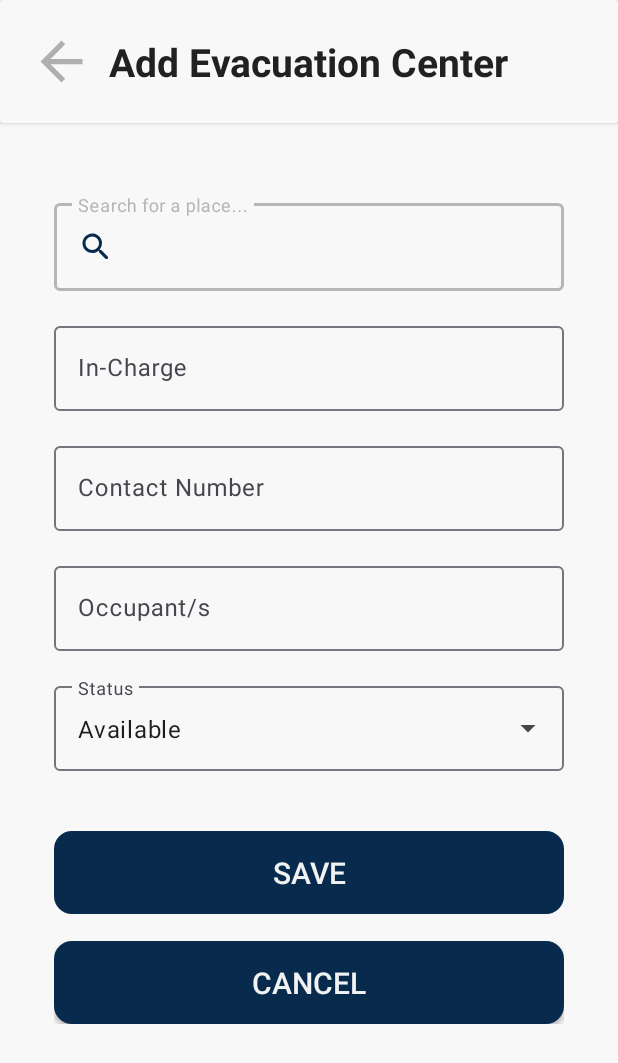
After one commit to tnrtxx/rescYou_Admin, an Android app: the layout activity_evacuation_center_add.xml on its own in the app's theme, with its tools: preview values and no code run, on a phone screen of 412 x 824 dp. The commit adds this screen. Shown: the top 1063 px of the screen. Run offline under Robolectric (Android 15) with nearby library versions, the phone set to English and light mode, and no system bars.

```diff
--- a/app/src/main/AndroidManifest.xml
+++ b/app/src/main/AndroidManifest.xml
@@ -40,7 +40,10 @@
         android:theme="@style/Theme.RescYouAdmin"
         tools:targetApi="31">
         <activity
-            android:name=".EvacuationCenterAddEdit"
+            android:name=".EvacuationCenterEdit"
+            android:exported="false" />
+        <activity
+            android:name=".EvacuationCenterAdd"
             android:exported="false" />
         <activity
             android:name=".EvacuationCenters"
--- a/app/src/main/java/com/example/rescyouadmin/EvacuationCenters.kt
+++ b/app/src/main/java/com/example/rescyouadmin/EvacuationCenters.kt
@@ -12,6 +12,8 @@ import com.google.firebase.database.DatabaseError
 import com.google.firebase.database.DatabaseReference
 import com.google.firebase.database.FirebaseDatabase
 import com.google.firebase.database.ValueEventListener
+
+private const val TAG = "EvacuationCenters"
 
 class EvacuationCenters : AppCompatActivity() {
 
@@ -35,7 +37,7 @@ class EvacuationCenters : AppCompatActivity() {
 
         //ADD EVACUATION CENTER BUTTON
         binding.fabAddEvacuationCenter.setOnClickListener {
-            val intent = Intent(this, EvacuationCenterAddEdit::class.java)
+            val intent = Intent(this, EvacuationCenterAdd::class.java)
             startActivity(intent)
         }
 
--- /dev/null
+++ b/app/src/main/res/layout/activity_evacuation_center_add.xml
@@ -0,0 +1,160 @@
+<?xml version="1.0" encoding="utf-8"?>
+<androidx.constraintlayout.widget.ConstraintLayout xmlns:android="http://schemas.android.com/apk/res/android"
+    xmlns:app="http://schemas.android.com/apk/res-auto"
+    xmlns:tools="http://schemas.android.com/tools"
+    android:layout_width="match_parent"
+    android:layout_height="match_parent"
+    android:background="@color/light_gray"
+    tools:context=".EvacuationCenterAdd">
+
+    <!--HEADER-->
+    <androidx.cardview.widget.CardView
+        android:id="@+id/header"
+        android:layout_width="match_parent"
+        android:layout_height="wrap_content"
+        android:backgroundTint="@color/light_gray"
+        android:elevation="2dp"
+        app:layout_constraintEnd_toEndOf="parent"
+        app:layout_constraintStart_toStartOf="parent"
+        app:layout_constraintTop_toTopOf="parent">
+
+        <androidx.constraintlayout.widget.ConstraintLayout
+            android:layout_width="match_parent"
+            android:layout_height="wrap_content"
+            android:padding="20dp">
+
+            <ImageView
+                android:id="@+id/back_button"
+                android:layout_width="wrap_content"
+                android:layout_height="wrap_content"
+                android:src="@drawable/back_button_2"
+                app:layout_constraintBottom_toBottomOf="parent"
+                app:layout_constraintStart_toStartOf="parent"
+                app:layout_constraintTop_toTopOf="parent" />
+
+            <TextView
+                android:id="@+id/addEvacuationCenterHeader"
+                android:layout_width="wrap_content"
+                android:layout_height="wrap_content"
+                android:text="Add Evacuation Center"
+                android:textColor="@color/black"
+                android:textSize="26sp"
+                android:textStyle="bold"
+                app:layout_constraintBottom_toBottomOf="parent"
+                app:layout_constraintEnd_toEndOf="parent"
+                app:layout_constraintStart_toStartOf="parent"
+                app:layout_constraintTop_toTopOf="parent" />
+        </androidx.constraintlayout.widget.ConstraintLayout>
+    </androidx.cardview.widget.CardView>
+
+    <LinearLayout
+        android:id="@+id/evacuationCenterAddLinearLayout"
+        android:layout_width="match_parent"
+        android:layout_height="wrap_content"
+        android:orientation="vertical"
+        android:padding="36dp"
+        app:layout_constraintTop_toBottomOf="@id/header">
+
+        <com.google.android.material.textfield.TextInputLayout
+            android:id="@+id/nameTextLayout"
+            android:layout_width="match_parent"
+            android:layout_height="wrap_content"
+            android:layout_marginTop="12dp">
+
+            <EditText
+                android:id="@+id/nameTextInput"
+                android:layout_width="match_parent"
+                android:layout_height="wrap_content"
+                android:background="@null"
+                android:drawableStart="@drawable/round_search_24"
+                android:drawablePadding="8dp"
+                android:editable="false"
+                android:hint="@string/search_for_a_place"
+                android:inputType="none" />
+        </com.google.android.material.textfield.TextInputLayout>
+
+        <com.google.android.material.textfield.TextInputLayout
+            android:id="@+id/inChargeTextLayout"
+            android:layout_width="match_parent"
+            android:layout_height="wrap_content"
+            android:layout_marginTop="18dp">
+
+            <com.google.android.material.textfield.TextInputEditText
+                android:id="@+id/inChargeTextInput"
+                android:layout_width="match_parent"
+                android:layout_height="wrap_content"
+                android:hint="@string/in_charge"
+                android:inputType="textPersonName" />
+        </com.google.android.material.textfield.TextInputLayout>
+
+        <com.google.android.material.textfield.TextInputLayout
+            android:id="@+id/inChargeContactNumTextLayout"
+            android:layout_width="match_parent"
+            android:layout_height="wrap_content"
+            android:layout_marginTop="18dp">
+
+            <com.google.android.material.textfield.TextInputEditText
+
+                android:id="@+id/inChargeContactNumTextInput"
+                android:layout_width="match_parent"
+                android:layout_height="wrap_content"
+                android:hint="@string/contact_number"
+                android:inputType="phone" />
+        </com.google.android.material.textfield.TextInputLayout>
+
+        <com.google.android.material.textfield.TextInputLayout
+            android:id="@+id/occupantsTextLayout"
+            android:layout_width="match_parent"
+            android:layout_height="wrap_content"
+            android:layout_marginTop="18dp">
+
+            <com.google.android.material.textfield.TextInputEditText
+                android:id="@+id/occupantsTextInput"
+                android:layout_width="match_parent"
+                android:layout_height="wrap_content"
+                android:hint="@string/occupant_s"
+                android:inputType="textMultiLine" />
+        </com.google.android.material.textfield.TextInputLayout>
+
+        <com.google.android.material.textfield.TextInputLayout
+            android:id="@+id/statusTextLayout"
+            style="@style/Widget.Material3.TextInputLayout.OutlinedBox.ExposedDropdownMenu"
+            android:layout_width="match_parent"
+            android:layout_height="wrap_content"
+            android:layout_marginTop="18dp">
+
+            <AutoCompleteTextView
+                android:id="@+id/statusDropdown"
+                android:layout_width="match_parent"
+                android:layout_height="wrap_content"
+                android:layout_weight="1"
+                android:hint="@string/status"
+                android:text="@string/available"
+                android:inputType="none" />
+        </com.google.android.material.textfield.TextInputLayout>
+
+        <android.widget.Button
+            android:id="@+id/saveEvacuationCenterButton"
+            android:layout_width="match_parent"
+            android:layout_height="wrap_content"
+            android:layout_marginTop="40dp"
+            android:background="@drawable/rounded_corner"
+            android:foregroundTint="@color/white"
+            android:padding="14dp"
+            android:text="@string/save"
+            android:textColor="@color/white"
+            android:textSize="20sp" />
+
+        <android.widget.Button
+            android:id="@+id/cancelEvacuationCenterButton"
+            android:layout_width="match_parent"
+            android:layout_height="wrap_content"
+            android:layout_marginTop="18dp"
+            android:background="@drawable/rounded_corner"
+            android:padding="14dp"
+            android:text="@string/cancel"
+            android:textColor="@color/white"
+            android:textSize="20sp" />
+    </LinearLayout>
+
+</androidx.constraintlayout.widget.ConstraintLayout>
--- a/app/src/main/res/layout/activity_evacuation_centers.xml
+++ b/app/src/main/res/layout/activity_evacuation_centers.xml
@@ -52,6 +52,7 @@
         android:id="@+id/evacuation_center_recycler_view"
         android:layout_width="match_parent"
         android:layout_height="wrap_content"
+        android:paddingBottom="40dp"
         app:layout_constraintTop_toBottomOf="@+id/header"
         tools:listitem="@layout/item_evacuation_centers" />
 
@@ -61,10 +62,10 @@
         android:layout_height="wrap_content"
         android:layout_marginEnd="32dp"
         android:layout_marginBottom="32dp"
+        android:contentDescription="Add Evacuation Center"
         android:text="Add New"
         app:icon="@drawable/round_add_24"
         app:layout_constraintBottom_toBottomOf="parent"
-        app:layout_constraintEnd_toEndOf="@+id/evacuation_center_recycler_view"
-        android:contentDescription="Add Evacuation Center" />
+        app:layout_constraintEnd_toEndOf="@+id/evacuation_center_recycler_view" />
 
 </androidx.constraintlayout.widget.ConstraintLayout>
--- a/app/src/main/res/layout/item_evacuation_centers.xml
+++ b/app/src/main/res/layout/item_evacuation_centers.xml
@@ -55,7 +55,7 @@
                         android:id="@+id/status_textview"
                         android:layout_width="wrap_content"
                         android:layout_height="wrap_content"
-                        android:drawablePadding="3dp"
+                        android:drawablePadding="6dp"
                         android:gravity="center"
                         android:textAllCaps="true"
                         android:textSize="12sp"
@@ -175,7 +175,7 @@
             android:orientation="horizontal">
 
             <TextView
-                android:id="@+id/edit_evacuation_center_button"
+                android:id="@+id/editEvacuationCenterButton"
                 android:layout_width="0dp"
                 android:layout_height="wrap_content"
                 android:layout_weight="1"
@@ -188,7 +188,7 @@
                 android:textStyle="bold" />
 
             <TextView
-                android:id="@+id/deleteButton"
+                android:id="@+id/deleteEvacuationCenterButton"
                 android:layout_width="0dp"
                 android:layout_height="wrap_content"
                 android:layout_weight="1"
--- a/app/src/main/res/values/strings.xml
+++ b/app/src/main/res/values/strings.xml
@@ -178,5 +178,6 @@
     <string name="save">Save</string>
     <string name="status">Status</string>
     <string name="search_for_a_place">Search for a place...</string>
+    <string name="available">Available</string>
 
 </resources>
```
Also changed, not shown: app/src/main/java/com/example/rescyouadmin/EvacuationCenterAdapter.kt (+77 -39 lines), app/src/main/java/com/example/rescyouadmin/EvacuationCenterAdd.kt (renamed from app/src/main/java/com/example/rescyouadmin/EvacuationCenterAddEdit.kt, +36 -19 lines), app/src/main/java/com/example/rescyouadmin/EvacuationCenterData.kt (+5 -5 lines), app/src/main/java/com/example/rescyouadmin/EvacuationCenterEdit.kt (added, +268 -0 lines), app/src/main/res/layout/activity_evacuation_center_edit.xml (renamed from app/src/main/res/layout/activity_evacuation_center_add_edit.xml, +14 -14 lines).
